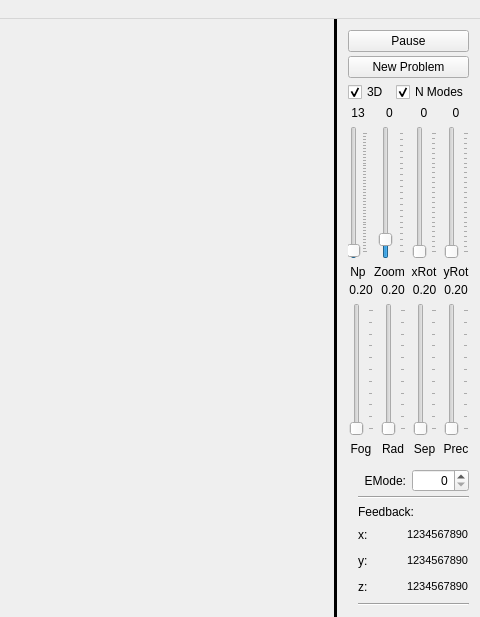
Above: Atomical/Qt4/mainwindow.ui from nagyistoce/cocoatutorials before the change; both pictures show x 332 to 812 and y 0 to 617 of the 812 by 617 pixel window. Below: the same form after it.
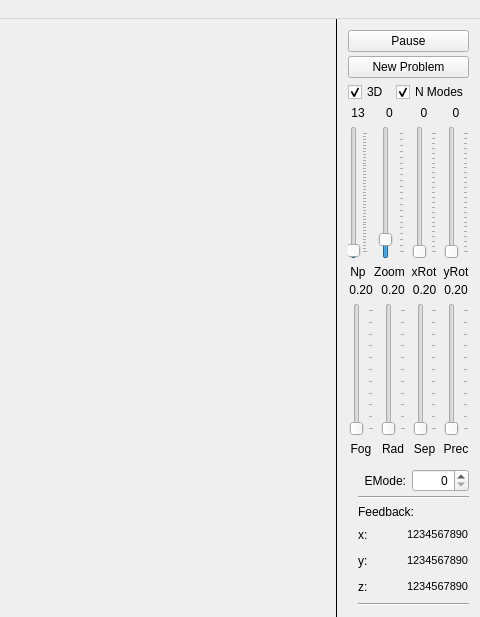
That is the form after the change. Icons and pictures are not drawn.

Commit message: More messing about with colors and borders and stuff (nothing important)

The edit to the form file:
```diff
--- a/Atomical/Qt4/mainwindow.ui
+++ b/Atomical/Qt4/mainwindow.ui
@@ -68,11 +68,23 @@
       </item>
       <item>
        <widget class="Line" name="dividerLine">
+        <property name="sizePolicy">
+         <sizepolicy hsizetype="Maximum" vsizetype="Minimum">
+          <horstretch>0</horstretch>
+          <verstretch>0</verstretch>
+         </sizepolicy>
+        </property>
+        <property name="maximumSize">
+         <size>
+          <width>1</width>
+          <height>16777215</height>
+         </size>
+        </property>
         <property name="styleSheet">
          <string notr="true">background:black;</string>
         </property>
         <property name="lineWidth">
-         <number>2</number>
+         <number>0</number>
         </property>
         <property name="orientation">
          <enum>Qt::Vertical</enum>
```
Left out of the diff: 8 changed lines with no effect on the pictures. The commit also changes 2 other files.
